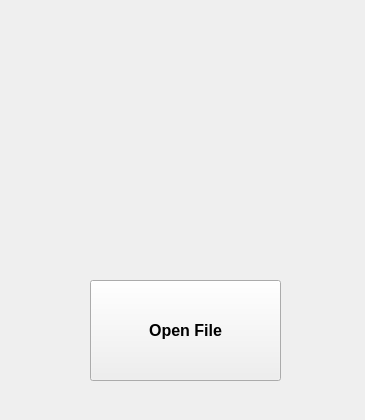
Above: PicketFens/PicketFens.ui from bozhikovstanislav/UI-Pylinac before the change. Below: the same form after it.
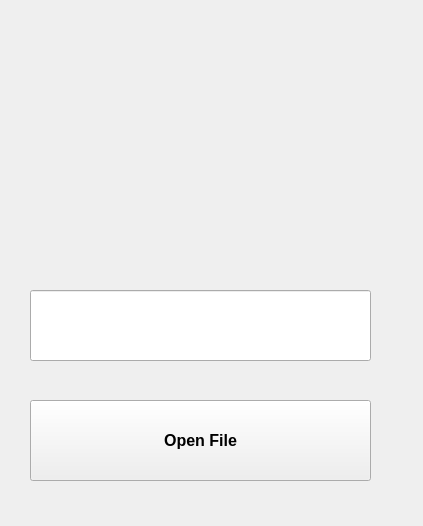
That is the form after the change. Icons and pictures are not drawn.

```diff
--- a/PicketFens/PicketFens.ui
+++ b/PicketFens/PicketFens.ui
@@ -6,10 +6,15 @@
    <rect>
     <x>0</x>
     <y>0</y>
-    <width>365</width>
-    <height>420</height>
+    <width>423</width>
+    <height>526</height>
    </rect>
   </property>
+  <property name="font">
+   <font>
+    <pointsize>19</pointsize>
+   </font>
+  </property>
   <property name="windowTitle">
    <string>Form1</string>
   </property>
@@ -17,10 +22,10 @@
    <widget class="QPushButton" name="pushButton">
     <property name="geometry">
      <rect>
-      <x>90</x>
-      <y>280</y>
-      <width>191</width>
-      <height>101</height>
+      <x>30</x>
+      <y>400</y>
+      <width>341</width>
+      <height>81</height>
      </rect>
     </property>
     <property name="font">
@@ -47,6 +52,24 @@
      <string>&lt;html&gt;&lt;head/&gt;&lt;body&gt;&lt;p&gt;&lt;img src=&quot;:/Icons/festastic.ico&quot;/&gt;&lt;img src=&quot;:/Icons/kompare-2.png&quot;/&gt;&lt;/p&gt;&lt;/body&gt;&lt;/html&gt;</string>
     </property>
    </widget>
+   <widget class="QLineEdit" name="lineEdit">
+    <property name="geometry">
+     <rect>
+      <x>30</x>
+      <y>290</y>
+      <width>341</width>
+      <height>71</height>
+     </rect>
+    </property>
+    <property name="font">
+     <font>
+      <family>Ubuntu</family>
+      <pointsize>30</pointsize>
+      <weight>75</weight>
+      <bold>true</bold>
+     </font>
+    </property>
+   </widget>
   </widget>
  </widget>
  <resources>
```
Left out of the diff: 16 changed lines with no effect on the pictures.
